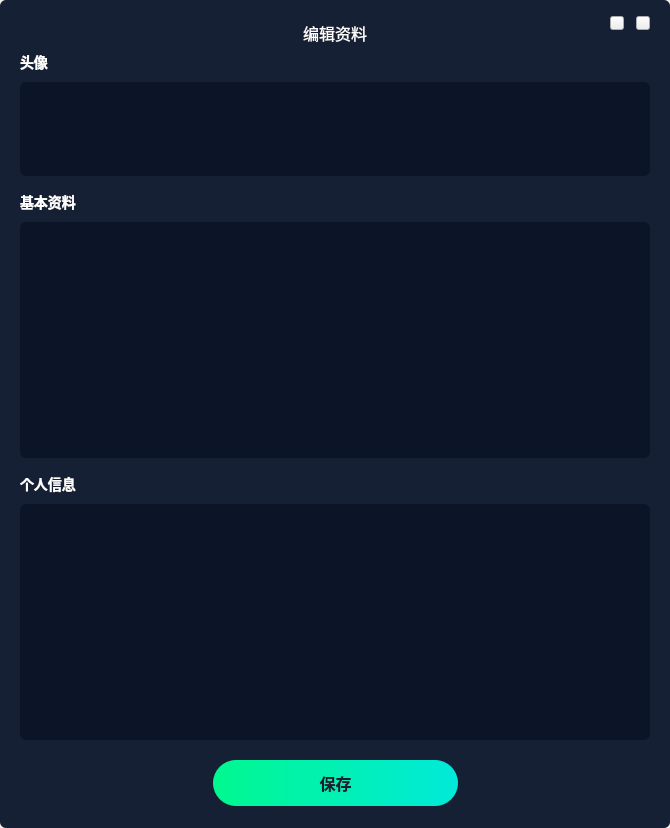
Before: the Qt Designer form changeUserInfo/changeUserInfo.ui in KikyoShaw/QtWidgetsApplication, drawn with Qt 5.
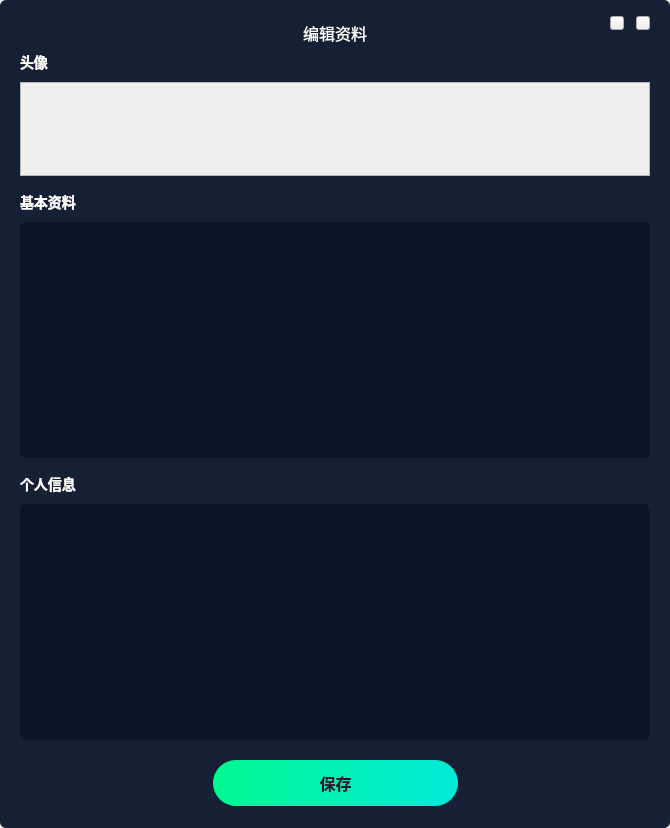
After: the same form once the commit is applied. Icons and pictures are not drawn. Custom widgets are drawn as their Qt base class.

Patch:
```diff
--- a/changeUserInfo/changeUserInfo.ui
+++ b/changeUserInfo/changeUserInfo.ui
@@ -190,6 +190,94 @@
 	border-radius: 6px;
 }</string>
       </property>
+      <layout class="QVBoxLayout" name="verticalLayout_2">
+       <property name="spacing">
+        <number>0</number>
+       </property>
+       <property name="leftMargin">
+        <number>0</number>
+       </property>
+       <property name="topMargin">
+        <number>0</number>
+       </property>
+       <property name="rightMargin">
+        <number>0</number>
+       </property>
+       <property name="bottomMargin">
+        <number>0</number>
+       </property>
+       <item>
+        <widget class="QScrollArea" name="scrollArea_logo">
+         <property name="styleSheet">
+          <string notr="true">QScrollArea { border:none; background: transparent; }
+QScrollArea &gt; QWidget &gt; QWidget { background: transparent; }
+QScrollArea &gt; QWidget &gt; QScrollBar { background: palette(base); }</string>
+         </property>
+         <property name="verticalScrollBarPolicy">
+          <enum>Qt::ScrollBarAlwaysOff</enum>
+         </property>
+         <property name="horizontalScrollBarPolicy">
+          <enum>Qt::ScrollBarAlwaysOff</enum>
+         </property>
+         <property name="widgetResizable">
+          <bool>true</bool>
+         </property>
+         <widget class="QWidget" name="scrollAreaWidgetContents">
+          <property name="geometry">
+           <rect>
+            <x>0</x>
+            <y>0</y>
+            <width>630</width>
+            <height>94</height>
+           </rect>
+          </property>
+          <layout class="QHBoxLayout" name="horizontalLayout_2">
+           <property name="spacing">
+            <number>0</number>
+           </property>
+           <property name="leftMargin">
+            <number>0</number>
+           </property>
+           <property name="topMargin">
+            <number>0</number>
+           </property>
+           <property name="rightMargin">
+            <number>0</number>
+           </property>
+           <property name="bottomMargin">
+            <number>0</number>
+           </property>
+           <item>
+            <layout class="QHBoxLayout" name="horizontalLayout">
+             <property name="spacing">
+              <number>10</number>
+             </property>
+             <property name="leftMargin">
+              <number>14</number>
+             </property>
+             <property name="rightMargin">
+              <number>6</number>
+             </property>
+            </layout>
+           </item>
+           <item>
+            <spacer name="horizontalSpacer">
+             <property name="orientation">
+              <enum>Qt::Horizontal</enum>
+             </property>
+             <property name="sizeHint" stdset="0">
+              <size>
+               <width>607</width>
+               <height>20</height>
+              </size>
+             </property>
+            </spacer>
+           </item>
+          </layout>
+         </widget>
+        </widget>
+       </item>
+      </layout>
      </widget>
      <widget class="QLabel" name="label_3">
       <property name="geometry">
```
